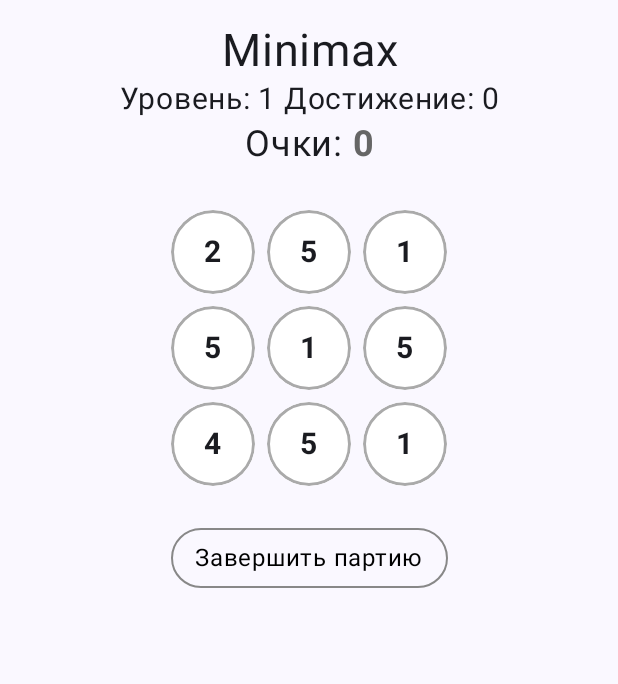
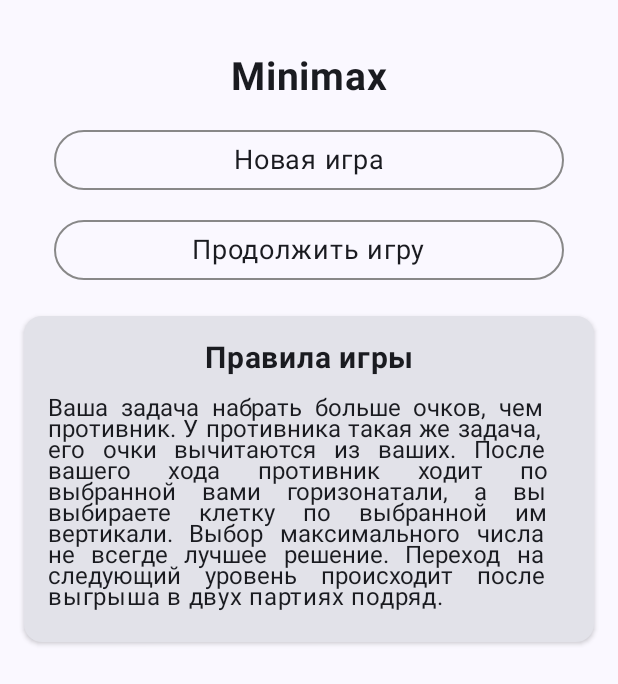
Before and after one commit to nslg1604/Minimax, an Android app built with Jetpack Compose: the screen it shows after launch (MainActivity before the commit, TitleActivity after it), on a phone screen of 412 x 824 dp. Shown: the top 684 px of the screen. Run offline under Robolectric (Android 15) with nearby library versions, the phone set to English and light mode, and no system bars; our stand-ins replace Dagger/Hilt's generated code, Timber.

Commit message:
TitleActivity added

```diff
--- a/app/src/main/java/org/niaz/minimax/MyApp.kt
+++ b/app/src/main/java/org/niaz/minimax/MyApp.kt
@@ -9,16 +9,16 @@ import timber.log.Timber
 class MyApp : Application() {
     override fun onCreate() {
         super.onCreate()
-        myApp = this
+//        myApp = this
         Timber.plant(MyDebugTree())
         Timber.d("MyApp - onCreate")
     }
 
 
-    companion object {
-        lateinit var myApp: MyApp
-        fun getInstance(): MyApp {
-            return myApp
-        }
-    }
+//    companion object {
+//        lateinit var myApp: MyApp
+//        fun getInstance(): MyApp {
+//            return myApp
+//        }
+//    }
 }
--- a/app/src/main/java/org/niaz/minimax/data/MyData.kt
+++ b/app/src/main/java/org/niaz/minimax/data/MyData.kt
@@ -1,8 +1,7 @@
 package org.niaz.minimax.data
 
 object MyData {
-    var level = 1
     var achievement = 0
-
+    var MAX_WINS = 1
     val DEBUG_NUMBERS = false
 }
--- a/app/src/main/java/org/niaz/minimax/ui/MainActivity.kt
+++ b/app/src/main/java/org/niaz/minimax/ui/MainActivity.kt
@@ -14,6 +14,7 @@ import org.niaz.minimax.mvi.NumbersIntent
 import dagger.hilt.android.AndroidEntryPoint
 import org.niaz.minimax.mvi.MainViewModel
 import org.niaz.minimax.ui.theme.MyTheme
+import org.niaz.minimax.utils.MyConst
 import timber.log.Timber
 
 @AndroidEntryPoint
@@ -22,6 +23,8 @@ class MainActivity : ComponentActivity() {
     @SuppressLint("SourceLockedOrientationActivity")
     override fun onCreate(savedInstanceState: Bundle?) {
         super.onCreate(savedInstanceState)
+        viewModel.newGameSelected = intent.getBooleanExtra(MyConst.KEY_NEW_GAME, false)
+
         requestedOrientation = ActivityInfo.SCREEN_ORIENTATION_PORTRAIT
         Timber.d("MainActivity created")
 
--- a/app/src/main/java/org/niaz/minimax/ui/NumbersScreen.kt
+++ b/app/src/main/java/org/niaz/minimax/ui/NumbersScreen.kt
@@ -63,13 +63,14 @@ fun NumbersScreen(viewModel: MainViewModel) {
     ) {
         Text(
             text = stringResource(R.string.app_name),
-            fontSize = 30.sp,
+            fontSize = 26.sp,
             textAlign = TextAlign.Center,
+            fontWeight = FontWeight.Bold,
             modifier = Modifier.fillMaxWidth()
         )
 
         Text(
-            text = stringResource(R.string.level, MyData.level, MyData.achievement),
+            text = stringResource(R.string.level, viewModel.currentLevel, MyData.achievement),
             modifier = Modifier
                 .fillMaxWidth()
                 .padding(2.dp),
@@ -79,7 +80,17 @@ fun NumbersScreen(viewModel: MainViewModel) {
 
         Text(
             text = buildAnnotatedString {
-                append(stringResource(state.titleId).replace(":", ": "))
+                val fullText = stringResource(state.titleId).replace(":", ": ")
+                val prefix = fullText // левая часть текста до суммы
+                val sumText = state.sum.toString()
+
+                if (state.titleId == R.string.scores_gameover) {
+                    withStyle(style = SpanStyle(color = Color.Blue)) {
+                        append(prefix)
+                    }
+                } else {
+                    append(prefix)
+                }
                 withStyle(
                     style = SpanStyle(
                         color = if (state.sum > 0) colorResource(R.color.positive)
@@ -97,6 +108,28 @@ fun NumbersScreen(viewModel: MainViewModel) {
             fontSize = 24.sp,
             textAlign = TextAlign.Center
         )
+
+//        Text(
+//            text = buildAnnotatedString {
+//                append(stringResource(state.titleId).replace(":", ": "))
+//                withStyle(
+//                    style = SpanStyle(
+//                        color = if (state.sum > 0) colorResource(R.color.positive)
+//                        else if (state.sum < 0) colorResource(R.color.negative)
+//                        else colorResource(R.color.zero),
+//                        fontWeight = FontWeight.Bold
+//                    ),
+//                ) {
+//                    append(state.sum.toString())
+//                }
+//            },
+//            modifier = Modifier
+//                .fillMaxWidth()
+//                .padding(2.dp),
+//            fontSize = 24.sp,
+//            textAlign = TextAlign.Center
+//        )
+//
         Spacer(modifier = Modifier.height(24.dp))
 
         NumbersTable(
@@ -106,6 +139,7 @@ fun NumbersScreen(viewModel: MainViewModel) {
                 viewModel.processIntent(NumbersIntent.NumberClicked(row, col))
             }
         )
+
         if (viewModel.gameStarting) {
             viewModel.playSound(R.raw.loading)
             viewModel.gameStarting = false
@@ -231,7 +265,7 @@ fun ContinueButton(
         contentAlignment = Alignment.Center
     ) {
         Text(
-            text = stringResource(R.string.finish),
+            text = stringResource(R.string.new_game),
             color = Color.Black
         )
     }
--- /dev/null
+++ b/app/src/main/java/org/niaz/minimax/ui/TitleActivity.kt
@@ -0,0 +1,162 @@
+package org.niaz.minimax.ui
+
+import android.content.Intent
+import android.os.Bundle
+import androidx.activity.ComponentActivity
+import androidx.activity.compose.setContent
+import androidx.compose.foundation.BorderStroke
+import androidx.compose.foundation.border
+import androidx.compose.foundation.clickable
+import androidx.compose.foundation.layout.*
+import androidx.compose.foundation.rememberScrollState
+import androidx.compose.foundation.shape.RoundedCornerShape
+import androidx.compose.foundation.verticalScroll
+import androidx.compose.material3.*
+import androidx.compose.runtime.Composable
+import androidx.compose.ui.Alignment
+import androidx.compose.ui.Modifier
+import androidx.compose.ui.graphics.Color
+import androidx.compose.ui.res.stringResource
+import androidx.compose.ui.text.font.FontWeight
+import androidx.compose.ui.text.style.TextAlign
+import androidx.compose.ui.tooling.preview.Preview
+import androidx.compose.ui.unit.dp
+import androidx.compose.ui.unit.sp
+import org.niaz.minimax.R
+import org.niaz.minimax.mvi.NumbersIntent
+import org.niaz.minimax.ui.theme.MyTheme
+import org.niaz.minimax.utils.MyConst
+
+class TitleActivity : ComponentActivity() {
+    override fun onCreate(savedInstanceState: Bundle?) {
+        super.onCreate(savedInstanceState)
+        setContent {
+            MyTheme {
+                Surface(
+                    modifier = Modifier.fillMaxSize(),
+                    color = MaterialTheme.colorScheme.background
+                ) {
+                    TitleScreen(
+                        onNewGameClick = {
+                            navigateToMainActivity(true)
+                        },
+                        onContinueGameClick = {
+                            navigateToMainActivity(false)
+                        }
+                    )
+                }
+            }
+        }
+    }
+
+    private fun navigateToMainActivity(newGame: Boolean) {
+        val intent = Intent(this, MainActivity::class.java).apply {
+            putExtra(MyConst.KEY_NEW_GAME, newGame)
+        }
+        startActivity(intent)
+    }
+}
+
+@Composable
+fun TitleScreen(
+    onNewGameClick: () -> Unit,
+    onContinueGameClick: () -> Unit
+) {
+    Column(
+        modifier = Modifier
+            .fillMaxSize()
+            .padding(16.dp)
+            .verticalScroll(rememberScrollState()),
+        horizontalAlignment = Alignment.CenterHorizontally,
+        verticalArrangement = Arrangement.Top
+    ) {
+        Text(
+            text = stringResource(R.string.app_name),
+            fontSize = 26.sp,
+            fontWeight = FontWeight.Bold,
+            modifier = Modifier.padding(top = 20.dp, bottom = 20.dp)
+        )
+
+        Box(
+            modifier = Modifier
+                .fillMaxWidth()
+                .padding(start = 20.dp, end = 20.dp)
+                .clickable(
+                    onClick = onNewGameClick)
+                .border(
+                    width = 1.dp,
+                    color = Color.Gray,
+                    shape = RoundedCornerShape(percent = 50)
+                )
+                .padding(horizontal = 16.dp, vertical = 8.dp),
+            contentAlignment = Alignment.Center
+        ) {
+            Text(
+                text = stringResource(R.string.new_game),
+                fontSize = 18.sp
+            )
+        }
+
+        Spacer(modifier = Modifier.height(20.dp))
+
+        Box(
+            modifier = Modifier
+                .fillMaxWidth()
+                .padding(start = 20.dp, end = 20.dp)
+                .clickable(
+                    onClick = onContinueGameClick)
+                .border(
+                    width = 1.dp,
+                    color = Color.Gray,
+                    shape = RoundedCornerShape(percent = 50)
+                )
+                .padding(horizontal = 16.dp, vertical = 8.dp),
+            contentAlignment = Alignment.Center
+        ) {
+            Text(
+                text = stringResource(R.string.continue_game),
+                fontSize = 18.sp
+            )
+        }
+
+        Card(
+            modifier = Modifier
+                .fillMaxWidth()
+                .padding(top = 24.dp),
+            elevation = CardDefaults.cardElevation(defaultElevation = 2.dp)
+        ) {
+            Column(
+                modifier = Modifier.padding(16.dp)
+            ) {
+                Text(
+                    text = stringResource(R.string.rules),
+                    fontWeight = FontWeight.Bold,
+                    fontSize = 20.sp,
+                    modifier = Modifier.padding(bottom = 8.dp)
+                        .fillMaxWidth(),
+                    textAlign = TextAlign.Center
+                    )
+
+                Text(
+                    text = stringResource(R.string.help)
+                    .trimIndent(),
+                    fontSize = 16.sp,
+                    textAlign = TextAlign.Justify,
+                    lineHeight = 14.sp,
+                    modifier = Modifier.padding(vertical = 4.dp)
+                )
+            }
+        }
+    }
+}
+
+@Preview(showBackground = true)
+@Composable
+fun TitleScreenPreview() {
+    MyTheme {
+        TitleScreen(
+            onNewGameClick = {},
+            onContinueGameClick = {}
+        )
+    }
+}
--- /dev/null
+++ b/app/src/main/java/org/niaz/minimax/utils/MyConst.kt
@@ -0,0 +1,6 @@
+package org.niaz.minimax.utils
+
+object MyConst {
+    val KEY_NEW_GAME = "NEW_GAME"
+    val KEY_ACHIEVEMENT = "ACHIEVEMENT"
+}
--- a/app/src/main/res/values/strings.xml
+++ b/app/src/main/res/values/strings.xml
@@ -6,5 +6,8 @@
     <string name="level">Уровень: %d  Достижение: %d</string>
     <string name="continue_now">Продолжить</string>
     <string name="finish">Завершить партию</string>
-    <string name="begin">Начать сначала</string>
+    <string name="continue_game">Продолжить игру</string>
+    <string name="new_game">Новая игра</string>
+    <string name="rules">Правила игры</string>
+    <string name="help">Ваша задача набрать больше очков, чем противник. У противника такая же задача, его очки вычитаются из ваших. После вашего хода противник ходит по выбранной вами горизонатали, а вы выбираете клетку по выбранной им вертикали. Выбор максимального числа не всегде лучшее решение. Переход на следующий уровень происходит после выгрыша в двух партиях подряд.</string>
 </resources>
```
Also changed, not shown: app/src/main/AndroidManifest.xml (+13 -1 lines), app/src/main/java/org/niaz/minimax/di/AppModule.kt (deleted, +0 -11 lines), app/src/main/java/org/niaz/minimax/mvi/MainViewModel.kt (+96 -21 lines), app/src/main/java/org/niaz/minimax/utils/Computer.kt (renamed from app/src/main/java/org/niaz/minimax/utils/ComputerMove.kt, +32 -43 lines), app/src/main/java/org/niaz/minimax/utils/MyPrefs.kt (added, +30 -0 lines).
